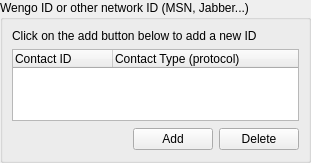
This is wengophone/src/presentation/qt/imcontact/IMContactManager.ui in tkrotoff/WengoPhone as Qt 5 draws it before an edit. The edited form follows.
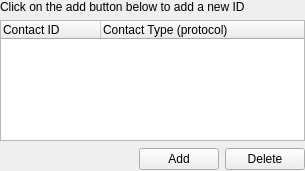
This is the edited form. Icons and pictures are not drawn.

Commit message: - CContactList thread model fixed - QtSimpleIMAccountManager now complete - Minor modifications

Patch:
```diff
--- a/wengophone/src/presentation/qt/imcontact/IMContactManager.ui
+++ b/wengophone/src/presentation/qt/imcontact/IMContactManager.ui
@@ -8,8 +8,8 @@
    <rect>
     <x>0</x>
     <y>0</y>
-    <width>311</width>
-    <height>163</height>
+    <width>305</width>
+    <height>171</height>
    </rect>
   </property>
   <layout class="QGridLayout" >
@@ -17,43 +17,8 @@
     <number>0</number>
    </property>
    <property name="spacing" >
-    <number>0</number>
-   </property>
-   <item row="0" column="0" >
-    <widget class="QGroupBox" name="groupBox" >
-     <property name="title" >
-      <string>Wengo ID or other network ID (MSN, Jabber...)</string>
-     </property>
-     <layout class="QGridLayout" >
-      <property name="margin" >
-       <number>9</number>
-      </property>
-      <property name="spacing" >
        <number>6</number>
       </property>
-      <item row="1" column="0" >
-       <widget class="QTreeWidget" name="treeWidget" >
-        <property name="minimumSize" >
-         <size>
-          <width>0</width>
-          <height>70</height>
-         </size>
-        </property>
-        <property name="rootIsDecorated" >
-         <bool>false</bool>
-        </property>
-        <column>
-         <property name="text" >
-          <string>Contact ID</string>
-         </property>
-        </column>
-        <column>
-         <property name="text" >
-          <string>Contact Type (protocol)</string>
-         </property>
-        </column>
-       </widget>
-      </item>
       <item row="2" column="0" >
        <layout class="QGridLayout" >
         <property name="margin" >
@@ -97,14 +62,34 @@
         </item>
        </layout>
       </item>
+   <item row="1" column="0" >
+    <widget class="QTreeWidget" name="treeWidget" >
+     <property name="minimumSize" >
+      <size>
+       <width>0</width>
+       <height>70</height>
+      </size>
+     </property>
+     <property name="rootIsDecorated" >
+      <bool>false</bool>
+     </property>
+     <column>
+      <property name="text" >
+       <string>Contact ID</string>
+      </property>
+     </column>
+     <column>
+      <property name="text" >
+       <string>Contact Type (protocol)</string>
+      </property>
+     </column>
+    </widget>
+   </item>
       <item row="0" column="0" >
        <widget class="QLabel" name="label" >
         <property name="text" >
          <string>Click on the add button below to add a new ID</string>
         </property>
-       </widget>
-      </item>
-     </layout>
     </widget>
    </item>
   </layout>
```
Lines whose indentation alone changed are shown as unchanged. The commit also changes 18 other files.
